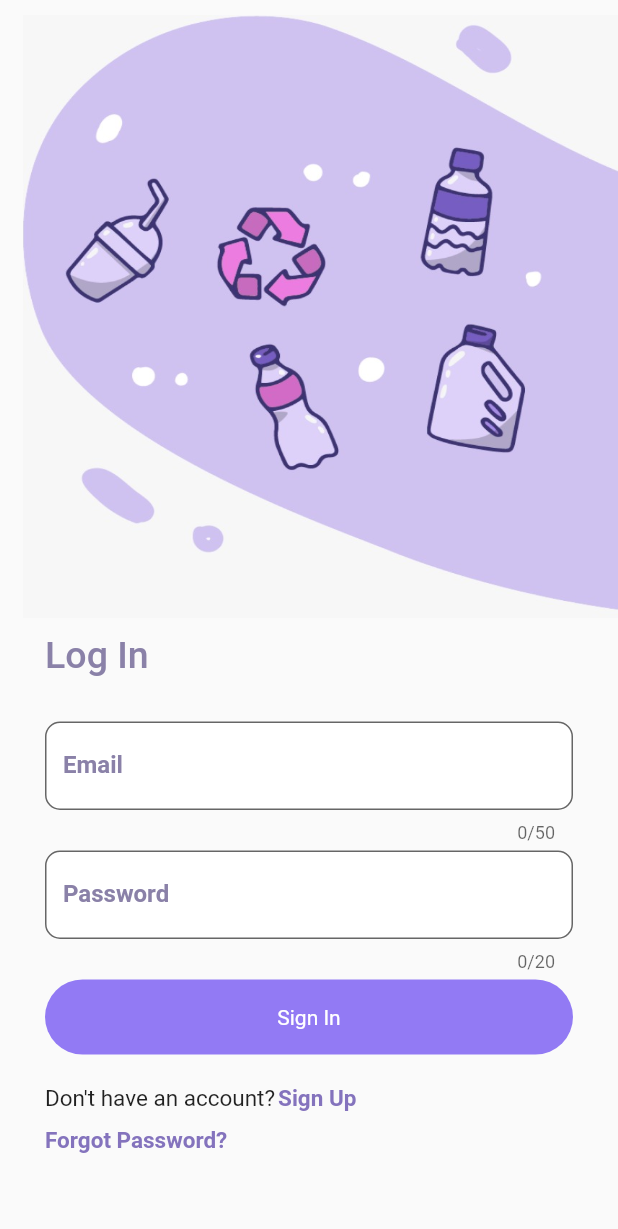
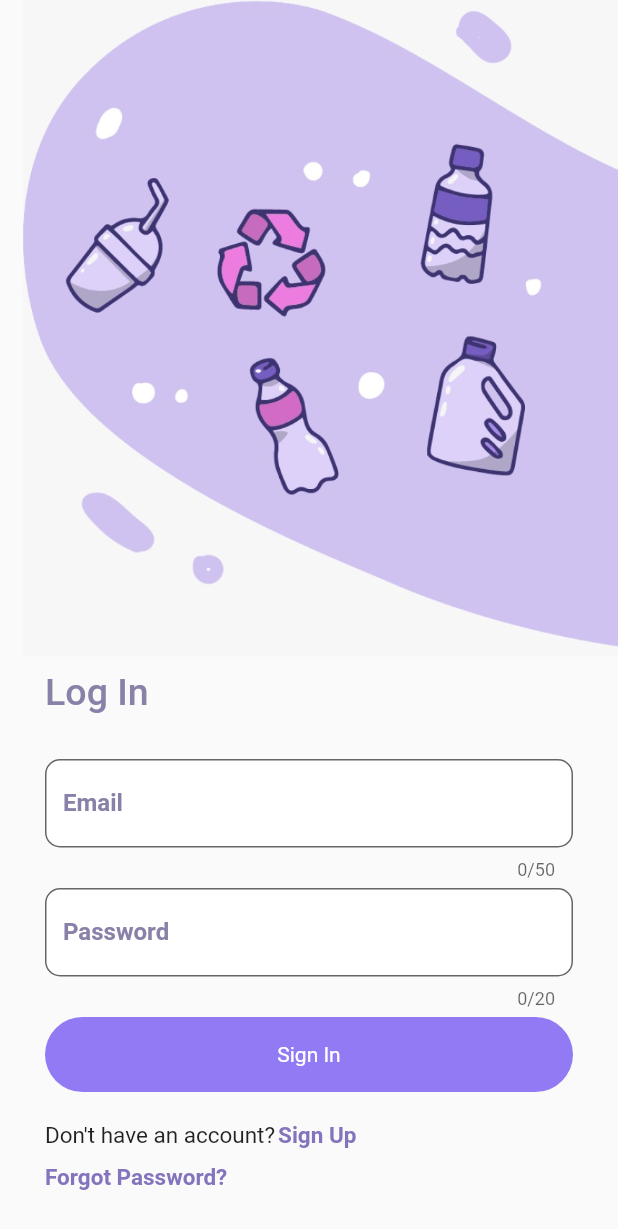
Before and after one commit to AshnahKhalidKhan/Flutter-Assignment-2, a Flutter app: the screen it shows after launch, on a phone screen of 412 x 824 dp. Shown: the top 1229 px of the screen. Run offline on Flutter 3.47's test engine with Material 2 defaults, Android fonts, the phone set to English and light mode, and no system bars.

Commit message:
Login done

```diff
--- a/lib/Widgets/LightThemeSignInScreen.dart
+++ b/lib/Widgets/LightThemeSignInScreen.dart
@@ -17,7 +17,10 @@ class _LightThemeSignInScreenState extends State<LightThemeSignInScreen>
   {
     return Scaffold
     (
-      body: Column
+      resizeToAvoidBottomInset: true,
+      body: SafeArea
+      (
+        child: Column
         (
           crossAxisAlignment: CrossAxisAlignment.end,
           children:
@@ -26,7 +29,7 @@ class _LightThemeSignInScreenState extends State<LightThemeSignInScreen>
             (
               child: Container
               (
-              padding: EdgeInsets.only(left: 15.0, top: 10.0),
+                padding: EdgeInsets.only(left: 15.0),
                 child: Image.asset
                 (
                   'lib/Assets/asset1.jpg',
@@ -35,9 +38,10 @@ class _LightThemeSignInScreenState extends State<LightThemeSignInScreen>
                 ),
               ),
             ),
-          Expanded
-          (
-            child: Padding
+            // Expanded
+            // (
+            //   child: Padding
+              Padding
               (
                 padding: const EdgeInsets.only(left: 30.0, right: 30.0, bottom: 30.0, top: 10.0),
                 child: Column
@@ -58,6 +62,7 @@ class _LightThemeSignInScreenState extends State<LightThemeSignInScreen>
                     const SizedBox(height: 30.0),
                     const TextField
                     (
+                      // scrollPadding: EdgeInsets.only(bottom: 40.0),
                       // controller: _usernameController,
                       maxLength: 50,
                       // maxLengthEnforcement: MaxLengthEnforcement.enforced,
@@ -221,8 +226,9 @@ class _LightThemeSignInScreenState extends State<LightThemeSignInScreen>
                   ],
                 ),
               ),
+            // ),
+          ],
         ),
-        ],
       ),
     );
   }
```
Lines whose indentation alone changed are shown as unchanged.
